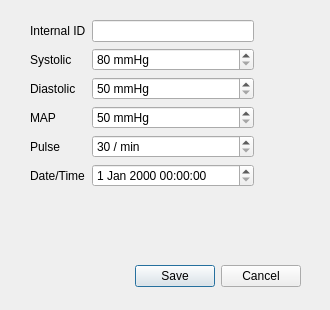
This is ui/MeasurementModal.ui in MixusMinimax/cxx-qt-widgets-example as Qt 5 draws it before an edit. The edited form follows.
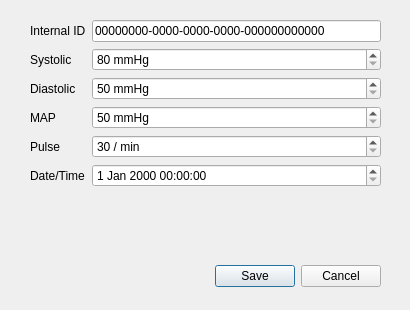
This is the edited form.

Commit message: modal wider, print errors

Diff of the .ui file:
```diff
--- a/ui/MeasurementModal.ui
+++ b/ui/MeasurementModal.ui
@@ -6,7 +6,7 @@
    <rect>
     <x>0</x>
     <y>0</y>
-    <width>330</width>
+    <width>410</width>
     <height>310</height>
    </rect>
   </property>
@@ -18,7 +18,7 @@
     <rect>
      <x>30</x>
      <y>260</y>
-     <width>271</width>
+     <width>351</width>
      <height>32</height>
     </rect>
    </property>
@@ -31,7 +31,7 @@
     <rect>
      <x>30</x>
      <y>20</y>
-     <width>224</width>
+     <width>351</width>
      <height>224</height>
     </rect>
    </property>
@@ -171,6 +171,9 @@
       <property name="focusPolicy">
        <enum>Qt::FocusPolicy::ClickFocus</enum>
       </property>
+      <property name="text">
+       <string>00000000-0000-0000-0000-000000000000</string>
+      </property>
       <property name="readOnly">
        <bool>true</bool>
       </property>
```
The commit also changes 2 other files.
